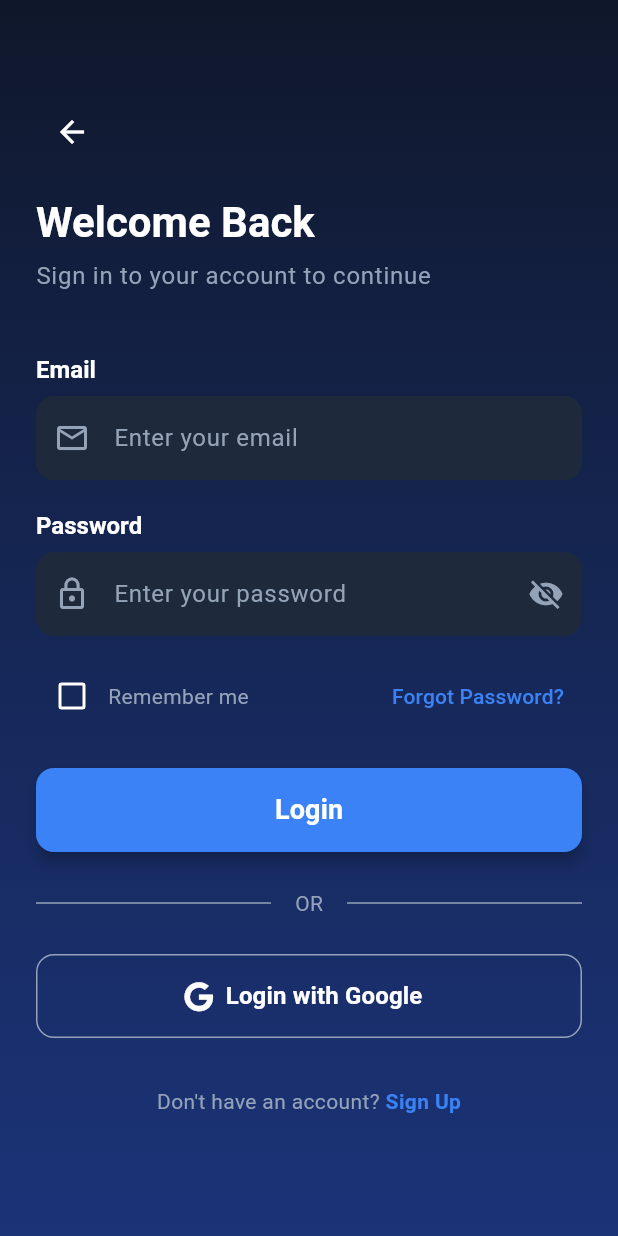
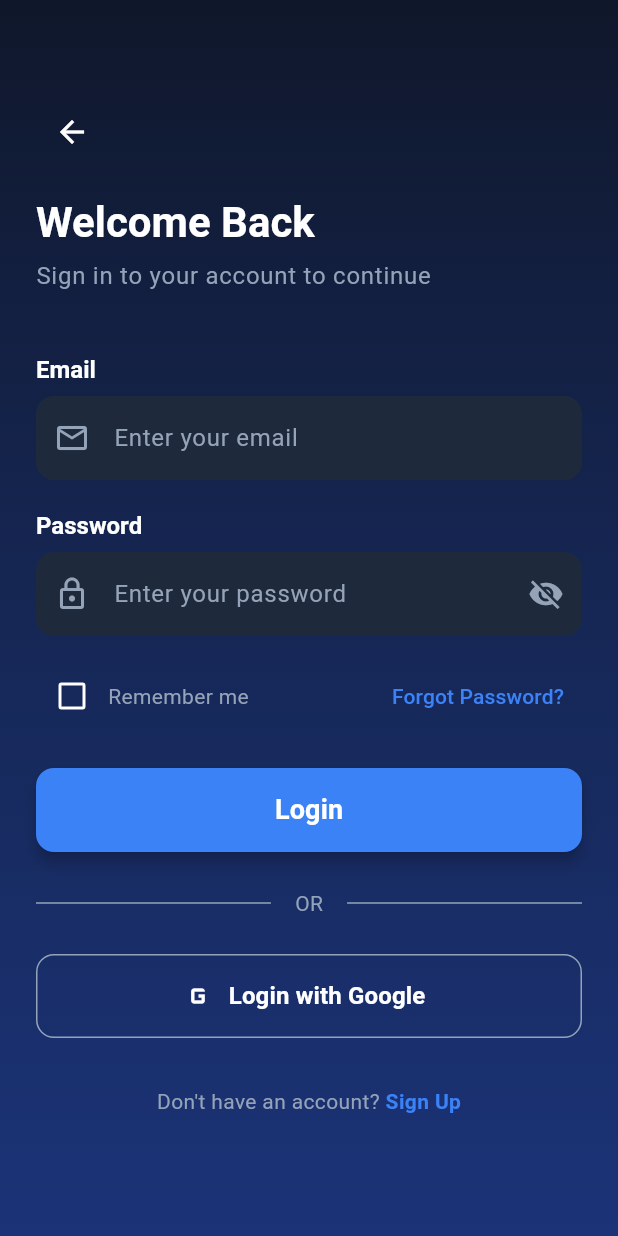
Before and after one commit to Rediet2077/Summer-Camp-Digital-Usage-Campus-Boundary-Monitoring-System, a Flutter app: the screen it shows after launch, after a tap on "Get Started", on a phone screen of 412 x 824 dp. Run offline on Flutter 3.47's test engine with Material 3 defaults, Android fonts, the phone set to English and light mode, and no system bars; our stand-ins replace fl_chart, font_awesome_flutter, google_maps_flutter.

Commit message:
Fix compilation errors - remove font_awesome and fix CardTheme

```diff
--- a/lib/constants/app_theme.dart
+++ b/lib/constants/app_theme.dart
@@ -41,7 +41,7 @@ class AppTheme {
       surface: cardBackground,
       error: errorColor,
     ),
-    cardTheme: CardTheme(
+    cardTheme: CardThemeData(
       color: cardBackground,
       elevation: 2,
       shape: RoundedRectangleBorder(
@@ -135,7 +135,7 @@ class AppTheme {
       surface: Colors.white,
       error: errorColor,
     ),
-    cardTheme: CardTheme(
+    cardTheme: CardThemeData(
       color: Colors.white,
       elevation: 2,
       shape: RoundedRectangleBorder(
--- a/lib/screens/login_screen.dart
+++ b/lib/screens/login_screen.dart
@@ -1,5 +1,4 @@
 import 'package:flutter/material.dart';
-import 'package:font_awesome_flutter/font_awesome_flutter.dart';
 import '../constants/app_theme.dart';
 import '../constants/app_constants.dart';
 import 'dashboard_screen.dart';
@@ -317,9 +316,9 @@ class _LoginScreenState extends State<LoginScreen> {
                         height: 56,
                         child: OutlinedButton.icon(
                           onPressed: _isLoading ? null : _handleGoogleLogin,
-                          icon: const FaIcon(
-                            FontAwesomeIcons.google,
-                            size: 20,
+                          icon: const Icon(
+                            Icons.g_mobiledata,
+                            size: 24,
                           ),
                           label: const Text(
                             'Login with Google',
--- a/pubspec.yaml
+++ b/pubspec.yaml
@@ -52,7 +52,6 @@ dependencies:
   fl_chart: ^0.65.0
 
   # UI & Icons
-  font_awesome_flutter: ^10.6.0
   intl: ^0.19.0
 
   # Utilities
```
Also changed, not shown: pubspec.lock.
